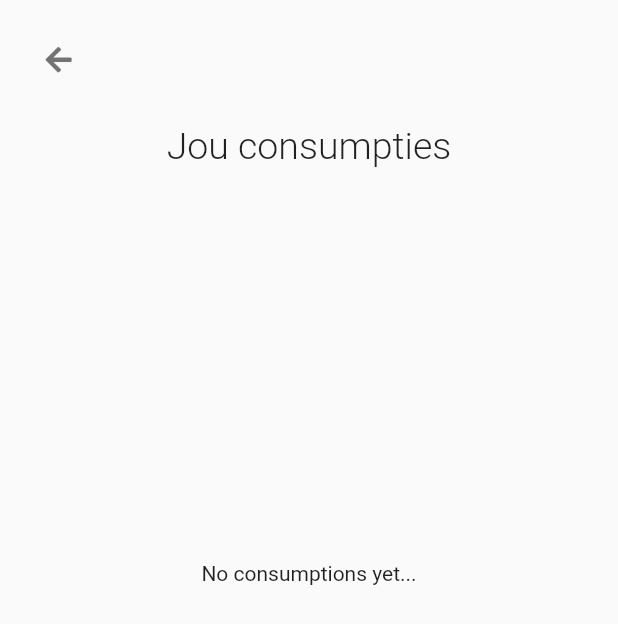
After one commit to TNelen/ConsumptionApp, a Flutter app: the History screen opened directly, on a phone screen of 412 x 824 dp. The commit adds this screen. Shown: the top 624 px of the screen. Run offline on Flutter 3.47's test engine with Material 2 defaults, Android fonts, the phone set to English and light mode, and no system bars; our stand-ins replace cloud_firestore, firebase_auth, firebase_core, font_awesome_flutter, google_sign_in; accounts and stored records are empty.

Commit message:
add consumption history + add confirmation popup

```diff
--- a/consumption/lib/firebase/firestoreService.dart
+++ b/consumption/lib/firebase/firestoreService.dart
@@ -27,25 +27,25 @@ class FirestoreService {
   }
 
   //get all consumptions for a user
-  Future<List<Consumption>> getConsumptions() {
+  Future<List<Consumption>> getConsumptions() async {
     var userId = FirebaseAuth.instance.currentUser.uid;
-    List<Consumption> consumptions;
+    List<Consumption> consumptions = new List();
 
-    FirebaseFirestore.instance
+    await FirebaseFirestore.instance
         .collection('consumptions')
         .where('user', isEqualTo: userId)
         .get()
         .then((querySnapshot) => querySnapshot.docs.forEach((element) {
               consumptions.add(Consumption.fromJson(element.data()));
             }));
+    return consumptions;
+  }
 
-    print(consumptions);
-  }
 
   ///getdebt for a user
   Future<double> getDebt() async {
     var userId = FirebaseAuth.instance.currentUser.uid;
-    double debt=0.0;
+    double debt = 0.0;
 
     print("Getting debt for user: ${userId}");
 
@@ -53,13 +53,10 @@ class FirestoreService {
         .collection('consumptions')
         .where('user', isEqualTo: userId)
         .get()
-        .then(
-          (querySnapshot) =>
-            querySnapshot.docs.forEach((element) {
-                print(element.data()["price"]);
-                debt += element.data()["price"];
-              })
-            );
+        .then((querySnapshot) => querySnapshot.docs.forEach((element) {
+              print(element.data()["price"]);
+              debt += element.data()["price"];
+            }));
 
     print("Debt for user: " + debt.toString());
 
--- a/consumption/lib/models/consumption.dart
+++ b/consumption/lib/models/consumption.dart
@@ -1,3 +1,5 @@
+import 'package:cloud_firestore/cloud_firestore.dart';
+
 class Consumption {
   Consumption({this.name, this.price, this.user, this.date});
 
@@ -6,13 +8,13 @@ class Consumption {
           name: json['name'] as String,
           price: json['price'] as double,
           user: json['user'] as String,
-          date: json['date'] as DateTime,
+          date: json['date'] as Timestamp,
         );
 
   final String name;
   final double price;
   final String user;
-  final DateTime date;
+  final Timestamp date;
 
   Map<String, Object> toJson() {
     return {
--- /dev/null
+++ b/consumption/lib/pages/history.dart
@@ -0,0 +1,107 @@
+import 'package:cloud_firestore/cloud_firestore.dart';
+import 'package:consumption/Constants.dart';
+import 'package:consumption/firebase/AuthService.dart';
+import 'package:consumption/firebase/fireStoreService.dart';
+import 'package:consumption/main.dart';
+import 'package:consumption/models/consumption.dart';
+import 'package:consumption/models/drink.dart';
+import 'package:consumption/widgets/consumptionTile.dart';
+import 'package:consumption/widgets/debtCard.dart';
+import 'package:consumption/widgets/drinkTile.dart';
+import 'package:firebase_auth/firebase_auth.dart';
+import 'package:flutter/material.dart';
+import 'package:font_awesome_flutter/font_awesome_flutter.dart';
+
+class History extends StatefulWidget {
+  History({Key key}) : super(key: key);
+
+  @override
+  _HistoryState createState() => _HistoryState();
+}
+
+class _HistoryState extends State<History> {
+  FirestoreService firestoreService = FirestoreService();
+
+  @override
+  void initState() {
+    super.initState();
+  }
+
+  @override
+  Widget build(BuildContext context) {
+    return Scaffold(
+        body: FutureBuilder<List<Consumption>>(
+            future: firestoreService.getConsumptions(), // async work
+            builder: (BuildContext context,
+                AsyncSnapshot<List<Consumption>> snapshot) {
+              List<Consumption> consumptions;
+              switch (snapshot.connectionState) {
+                case ConnectionState.waiting:
+                  consumptions = null;
+                  break;
+                default:
+                  if (snapshot.hasError) {
+                    consumptions = [];
+                    break;
+                  } else {
+                    consumptions = snapshot.data;
+                    break;
+                  }
+              }
+
+              return Padding(
+                padding: EdgeInsets.symmetric(horizontal: 15, vertical: 15),
+                child: Column(
+                  children: [
+                    Align(
+                      alignment: Alignment.topLeft,
+                      child: IconButton(
+                        color: Colors.black54,
+                        iconSize: 20,
+                        icon: FaIcon(FontAwesomeIcons.arrowLeft),
+                        onPressed: () {
+                          Navigator.pop(context);
+                        },
+                      ),
+                    ),
+                    SizedBox(
+                      height: 20,
+                    ),
+                    Text("Jou consumpties",
+                        style: TextStyle(
+                            fontSize: 25, fontWeight: FontWeight.w300)),
+                    SizedBox(
+                      height: 20,
+                    ),
+                    consumptions == null
+                        ? Container(
+                            height: 500,
+                            width: 500,
+                            child: Center(
+                              child: Text("Loading..."),
+                            ))
+                        : consumptions.length == 0
+                            ? Container(
+                                height: 500,
+                                width: 500,
+                                child: Center(
+                                  child: Text("No consumptions yet..."),
+                                ))
+                            : Container(
+                                height: 500,
+                                width: 500,
+                                child: ListView.builder(
+                                    itemCount: consumptions.length,
+                                    itemBuilder: (context, index) {
+                                      Consumption consumption =
+                                          consumptions[index];
+
+                                      return new ConsumptionTile(
+                                          consumption: consumption);
+                                    }))
+                  ],
+                ),
+              );
+            }));
+  }
+}
--- a/consumption/lib/pages/home.dart
+++ b/consumption/lib/pages/home.dart
@@ -103,7 +103,7 @@ class _HomeState extends State<Home> {
                     SizedBox(height: 20),
                     DebtCard(),
                     SizedBox(height: 30),
-                    Text("Registreer een nieuw consumptie...",
+                    Text("Registreer een nieuwe consumptie...",
                         style: TextStyle(
                             fontSize: 20, fontWeight: FontWeight.w300)),
                     SizedBox(height: 20),
--- a/consumption/lib/widgets/drinkTile.dart
+++ b/consumption/lib/widgets/drinkTile.dart
@@ -3,6 +3,7 @@
 import 'package:consumption/Constants.dart';
 import 'package:consumption/firebase/fireStoreService.dart';
 import 'package:consumption/models/drink.dart';
+import 'package:consumption/widgets/confirmPopup.dart';
 import 'package:flutter/material.dart';
 import 'package:font_awesome_flutter/font_awesome_flutter.dart';
 
@@ -33,7 +34,7 @@ class DrinkTileState extends State<DrinkTile> {
         borderRadius: BorderRadius.circular(15.0),
         splashColor: Constants.accentColor,
         onTap: () {
-          firestoreService.addDrink(widget.drink);
+          Popup.makeConfirmPopup(context, widget.drink);
         },
         child: Container(
           width: MediaQuery.of(context).size.width - 60,
```
Also changed, not shown: consumption/lib/widgets/confirmPopup.dart (added, +80 -0 lines), consumption/lib/widgets/consumptionTile.dart (added, +79 -0 lines), consumption/lib/widgets/debtCard.dart (+11 -2 lines).
